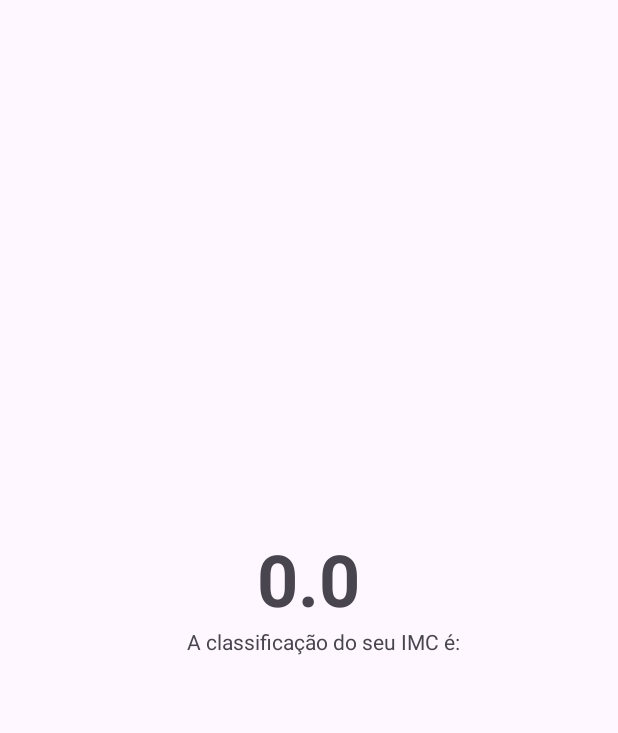
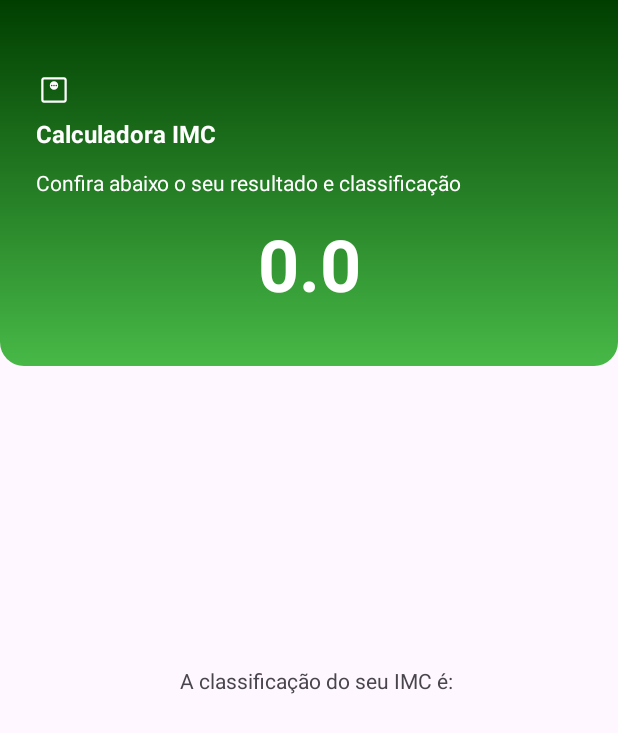
Before and after one commit to eppiovesan/fuelCalculator, an Android app: the ResultActivity screen opened directly, with no data from a screen before it, on a phone screen of 412 x 824 dp. Shown: the top 733 px of the screen. Run offline under Robolectric (Android 15) with nearby library versions, the light colour scheme and no system bars.

Commit message:
- estilização da tela - classificação sendo retornada com cor de acordo com a classificação.

```diff
--- a/app/src/main/java/com/comunidadedevspace/imc/MainActivity.kt
+++ b/app/src/main/java/com/comunidadedevspace/imc/MainActivity.kt
@@ -63,7 +63,7 @@ class MainActivity : AppCompatActivity() {
                 // enviando o resultado obtido para a outra tela
                 // a KEY_RESULT_IMC é uma constante criada no arquivo ResultActivity para enviar corretamente a informação do resultado
                 intent.putExtra(KEY_RESULT_IMC, resultado)
-            intent.putExtra(KEY_CLASSIFICACAO_IMC, classificacao)
+                intent.putExtra(KEY_CLASSIFICACAO_IMC, classificacao)
                 startActivity(intent)
 
 
--- a/app/src/main/java/com/comunidadedevspace/imc/ResultActivity.kt
+++ b/app/src/main/java/com/comunidadedevspace/imc/ResultActivity.kt
@@ -1,9 +1,11 @@
 package com.comunidadedevspace.imc
 
+import android.R.color
 import android.os.Bundle
 import android.widget.TextView
 import androidx.activity.enableEdgeToEdge
 import androidx.appcompat.app.AppCompatActivity
+import androidx.core.content.ContextCompat
 import androidx.core.view.ViewCompat
 import androidx.core.view.WindowInsetsCompat
 
@@ -27,6 +29,11 @@ class ResultActivity : AppCompatActivity() {
         tvClassificacao.text = classificacao
 
 
+        val cor = when (classificacao){
+            "NORMAL" -> ContextCompat.getColor(this, R.color.primary650 )
+            else -> ContextCompat.getColor(this, R.color.red)
+        }
+        tvClassificacao.setTextColor(cor)
 
         ViewCompat.setOnApplyWindowInsetsListener(findViewById(R.id.main)) { v, insets ->
             val systemBars = insets.getInsets(WindowInsetsCompat.Type.systemBars())
--- /dev/null
+++ b/app/src/main/res/drawable/gradient_bg.xml
@@ -0,0 +1,13 @@
+<?xml version="1.0" encoding="utf-8"?>
+<shape xmlns:android="http://schemas.android.com/apk/res/android">
+    <corners android:topLeftRadius="0dp"
+        android:topRightRadius="0dp"
+        android:bottomLeftRadius="16dp"
+        android:bottomRightRadius="16dp" />
+
+    <gradient
+       android:startColor="@color/primary400"
+       android:endColor="@color/primary900"
+        android:angle="90" />
+
+</shape>
--- /dev/null
+++ b/app/src/main/res/drawable/ic_weight.xml
@@ -0,0 +1,9 @@
+<vector xmlns:android="http://schemas.android.com/apk/res/android"
+    android:width="24dp"
+    android:height="24dp"
+    android:viewportWidth="960"
+    android:viewportHeight="960">
+  <path
+      android:pathData="M480,472.31q46.92,0 79.61,-32.7 32.7,-32.69 32.7,-79.61t-32.7,-79.61q-32.69,-32.7 -79.61,-32.7t-79.61,32.7q-32.7,32.69 -32.7,79.61t32.7,79.61q32.69,32.7 79.61,32.7ZM420,380q-8,0 -14,-6t-6,-14q0,-8 6,-14t14,-6q8,0 14,6t6,14q0,8 -6,14t-14,6ZM480,380q-8,0 -14,-6t-6,-14q0,-8 6,-14t14,-6q8,0 14,6t6,14q0,8 -6,14t-14,6ZM540,380q-8,0 -14,-6t-6,-14q0,-8 6,-14t14,-6q8,0 14,6t6,14q0,8 -6,14t-14,6ZM212.31,820Q182,820 161,799q-21,-21 -21,-51.31v-535.38Q140,182 161,161q21,-21 51.31,-21h535.38Q778,140 799,161q21,21 21,51.31v535.38Q820,778 799,799q-21,21 -51.31,21L212.31,820ZM212.31,760h535.38q4.62,0 8.46,-3.85 3.85,-3.84 3.85,-8.46v-535.38q0,-4.62 -3.85,-8.46 -3.84,-3.85 -8.46,-3.85L212.31,200q-4.62,0 -8.46,3.85 -3.85,3.84 -3.85,8.46v535.38q0,4.62 3.85,8.46 3.84,3.85 8.46,3.85ZM200,200v560,-560Z"
+      android:fillColor="#5F6063"/>
+</vector>
--- a/app/src/main/res/layout/activity_result.xml
+++ b/app/src/main/res/layout/activity_result.xml
@@ -5,39 +5,96 @@
     android:id="@+id/main"
     android:layout_width="match_parent"
     android:layout_height="match_parent"
-    android:gravity = "center"
+
     android:orientation="vertical"
     tools:context=".ResultActivity">
 
+
+    <!-- aplicando o gradiente criado -->
+    <LinearLayout
+        android:id="@+id/vg_header"
+        android:layout_width="match_parent"
+        android:layout_height="wrap_content"
+        android:background="@drawable/gradient_bg"
+        android:orientation="vertical"
+        android:layout_marginTop="0dp" >
+        <!-- app:layout_constraintEnd_toEndOf="parent"
+     app:layout_constraintStart_toStartOf="parent"
+     app:layout_constraintTop_toTopOf="parent"> -->
+
+        <!-- icone balança -->
+        <ImageView
+            android:layout_width="wrap_content"
+            android:layout_height="wrap_content"
+            android:layout_marginLeft="24dp"
+            android:layout_marginTop="48dp"
+            android:layout_marginBottom="6dp"
+            android:src="@drawable/ic_weight"
+            app:tint="@color/white" />
+
+        <!--titulo -->
+        <TextView
+            android:layout_width="wrap_content"
+            android:layout_height="wrap_content"
+            android:layout_marginLeft="24dp"
+            android:layout_marginBottom="12dp"
+            android:text="Calculadora IMC"
+            android:textColor="@color/white"
+            android:textSize="16dp"
+            android:textStyle="bold" />
+
+
+        <!-- Descricao -->
+        <TextView
+            android:layout_width="wrap_content"
+            android:layout_height="wrap_content"
+            android:layout_marginLeft="24dp"
+            android:layout_marginRight="12dp"
+            android:text="Confira abaixo o seu resultado e classificação"
+            android:textColor="@color/white" />
+
+
         <TextView
             android:id="@+id/tv_result"
-        android:layout_width="wrap_content"
-        android:textSize="48sp"
+            android:layout_width="match_parent"
+            android:layout_height="wrap_content"
+            android:layout_marginBottom="36dp"
+            android:layout_marginTop="12dp"
+            android:gravity="center"
+            android:textSize="48dp"
             android:textStyle="bold"
+            android:textColor="@color/white"
             android:maxLength="5"
-        android:layout_height="wrap_content"
             tools:text="23.66"
             app:layout_constraintTop_toTopOf="parent"
             tools:layout_editor_absoluteX="163dp" />
 
+    </LinearLayout>
+
+
+
     <TextView
         android:id="@+id/tv_classificacao_lbl"
-        android:layout_width="wrap_content"
+        android:layout_width="match_parent"
         android:layout_height="wrap_content"
         android:layout_marginStart="10dp"
         android:layout_marginBottom="5dp"
+        android:layout_marginTop="200dp"
+        android:gravity="center"
         android:text="A classificação do seu IMC é:"
         app:layout_constraintTop_toBottomOf="@+id/textView"
         tools:layout_editor_absoluteX="163dp" />
 
     <TextView
         android:id="@+id/tv_classificacao"
-        android:layout_width="wrap_content"
+        android:layout_width="match_parent"
         android:layout_height="wrap_content"
-        android:textSize="20sp"
+        android:gravity="center"
+        android:textSize="24dp"
         android:textStyle="bold"
         tools:text="NORMAL"
         app:layout_constraintTop_toBottomOf="@+id/textView"
         tools:layout_editor_absoluteX="163dp" />
 
+
 </LinearLayout>
--- a/app/src/main/res/values-night/themes.xml
+++ b/app/src/main/res/values-night/themes.xml
@@ -2,6 +2,7 @@
     <!-- Base application theme. -->
     <style name="Base.Theme.Calculadoraimc" parent="Theme.Material3.DayNight.NoActionBar">
         <!-- Customize your dark theme here. -->
-        <!-- <item name="colorPrimary">@color/my_dark_primary</item> -->
+         <item name="colorPrimary">@color/primary400</item>
+         <item name="android:statusBarColor">@color/primary900</item>
     </style>
 </resources>
--- a/app/src/main/res/values/colors.xml
+++ b/app/src/main/res/values/colors.xml
@@ -2,4 +2,11 @@
 <resources>
     <color name="black">#FF000000</color>
     <color name="white">#FFFFFFFF</color>
+    <color name="red">#FF1919</color>
+
+
+    <color name="primary900">#003E00</color>
+    <color name="primary400">#47B947</color>
+    <color name="primary650">#0A7A0A</color>
+
 </resources>
--- a/app/src/main/res/values/themes.xml
+++ b/app/src/main/res/values/themes.xml
@@ -2,7 +2,8 @@
     <!-- Base application theme. -->
     <style name="Base.Theme.Calculadoraimc" parent="Theme.Material3.DayNight.NoActionBar">
         <!-- Customize your light theme here. -->
-        <!-- <item name="colorPrimary">@color/my_light_primary</item> -->
+         <item name="colorPrimary">@color/primary400</item>
+         <item name="android:statusBarColor">@color/primary900</item>
     </style>
 
     <style name="Theme.Calculadoraimc" parent="Base.Theme.Calculadoraimc" />
```
Also changed, not shown: app/src/main/res/drawable/ic_height.xml (added, +9 -0 lines), app/src/main/res/drawable/rounded_bg.xml (added, +8 -0 lines), app/src/main/res/layout/activity_main.xml (+73 -6 lines). Lines whose indentation alone changed are shown as unchanged.
